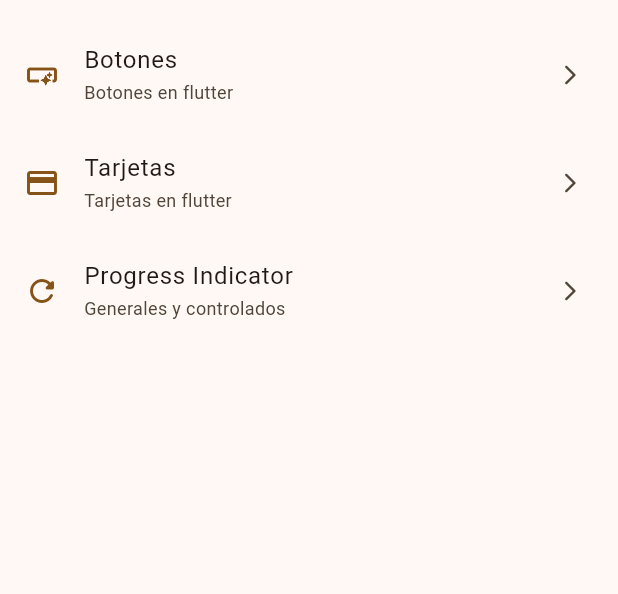
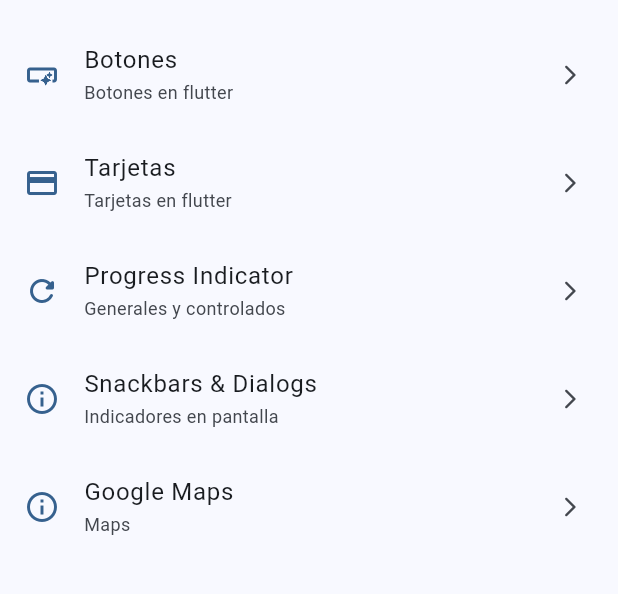
Before and after one commit to mariots182/flutter_widgets, a Flutter app: the screen it shows after launch, on a phone screen of 412 x 824 dp, the part 63-657 px from its top. Run offline on Flutter 3.47's test engine with Material 3 defaults, Android fonts, the phone set to English and light mode, and no system bars; our stand-ins replace go_router, google_maps_flutter.

Commit message:
SnackBar + Pagina GoogleMaps

```diff
--- a/lib/config/menu/menu_items.dart
+++ b/lib/config/menu/menu_items.dart
@@ -31,5 +31,15 @@ const appMenuItem = <MenuItem>[
       subtitle: "Generales y controlados",
       link: "/progress",
       icon: Icons.refresh_rounded),
+  MenuItem(
+      title: "Snackbars & Dialogs",
+      subtitle: "Indicadores en pantalla",
+      link: "/snackbars",
+      icon: Icons.info_outline),
+  MenuItem(
+      title: "Google Maps",
+      subtitle: "Maps",
+      link: "/maps_google",
+      icon: Icons.info_outline),
 
 ];
--- a/lib/config/router/app_router.dart
+++ b/lib/config/router/app_router.dart
@@ -7,4 +7,6 @@ final appRouter = GoRouter(
   GoRoute(path: '/buttons', name: ButtonsScreen.name, builder: (context, state) => const ButtonsScreen()),
   GoRoute(path: '/cards',  name:CardsScreen.name, builder: (context, state) => const CardsScreen()),
   GoRoute(path: '/progress',  name:ProgressScreen.name, builder: (context, state) => const ProgressScreen()),
+  GoRoute(path: '/snackbars',  name:SnackbarScreen.name, builder: (context, state) => const SnackbarScreen()),
+  GoRoute(path: '/maps_google',  name:MapsGoogleScreen.name, builder: (context, state) => const MapsGoogleScreen()),
 ]);
--- a/lib/main.dart
+++ b/lib/main.dart
@@ -12,9 +12,10 @@ class MainApp extends StatelessWidget {
   @override
   Widget build(BuildContext context) {
     return  MaterialApp.router(
+      title: 'Flutter Widgets',
       routerConfig: appRouter,
       debugShowCheckedModeBanner: false,
-      theme: AppTheme(selectedColor:4).getTheme(),
+      theme: AppTheme(selectedColor:0).getTheme(),
 
     );
   }
--- /dev/null
+++ b/lib/presentation/screens/maps/maps_google/maps_google_screen.dart
@@ -0,0 +1,52 @@
+import 'package:flutter/material.dart';
+import 'package:google_maps_flutter/google_maps_flutter.dart';
+
+
+class MapsGoogleScreen extends StatefulWidget {
+  static const name = 'maps_google_screen';
+
+  // const MapsGoogleScreen({Key? key}) : super(key: key);
+  const MapsGoogleScreen({super.key});
+
+  // @override
+  // _MapsGoogleScreenState createState() => _MapsGoogleScreenState();
+
+    @override
+  State<MapsGoogleScreen> createState() => _MapsGoogleScreenState();
+}
+
+
+class _MapsGoogleScreenState extends State<MapsGoogleScreen> {
+  late GoogleMapController mapController;
+
+  final LatLng _center = const LatLng(45.521563, -122.677433);
+
+  void _onMapCreated(GoogleMapController controller) {
+    mapController = controller;
+  }
+
+  @override
+  Widget build(BuildContext context) {
+    return MaterialApp(
+      home: Scaffold(
+        appBar: AppBar(
+          title: const Text('Google Maps'),
+          backgroundColor: Colors.green[700],
+        ),
+        body: Card(
+          child:Padding(
+            padding: const EdgeInsets.all(8.0),
+            child: GoogleMap(
+                onMapCreated: _onMapCreated,
+                initialCameraPosition: CameraPosition(
+                  target: _center,
+                  zoom: 11.0,
+                ),
+              ),
+          ),
+        )
+
+      ),
+    );
+  }
+}
--- a/lib/presentation/screens/screens.dart
+++ b/lib/presentation/screens/screens.dart
@@ -1,4 +1,5 @@
 export 'package:widgets_app/presentation/screens/animated/animated_screen.dart';
+export 'package:widgets_app/presentation/screens/maps/maps_google/maps_google_screen.dart';
 export 'package:widgets_app/presentation/screens/app_tutorial/app_tutorial_screen.dart';
 export 'package:widgets_app/presentation/screens/infinite_scroll/infinite_scroll_screen.dart';
 export 'package:widgets_app/presentation/screens/progress/progress_screen.dart';
--- a/pubspec.yaml
+++ b/pubspec.yaml
@@ -10,6 +10,7 @@ dependencies:
   flutter:
     sdk: flutter
   go_router: ^12.1.1
+  google_maps_flutter: ^2.6.1
 
 dev_dependencies:
   flutter_lints: ^2.0.0
```
Also changed, not shown: lib/presentation/screens/snackbar/snackbar_screen.dart (+94 -1 lines), pubspec.lock, 2 other files.
